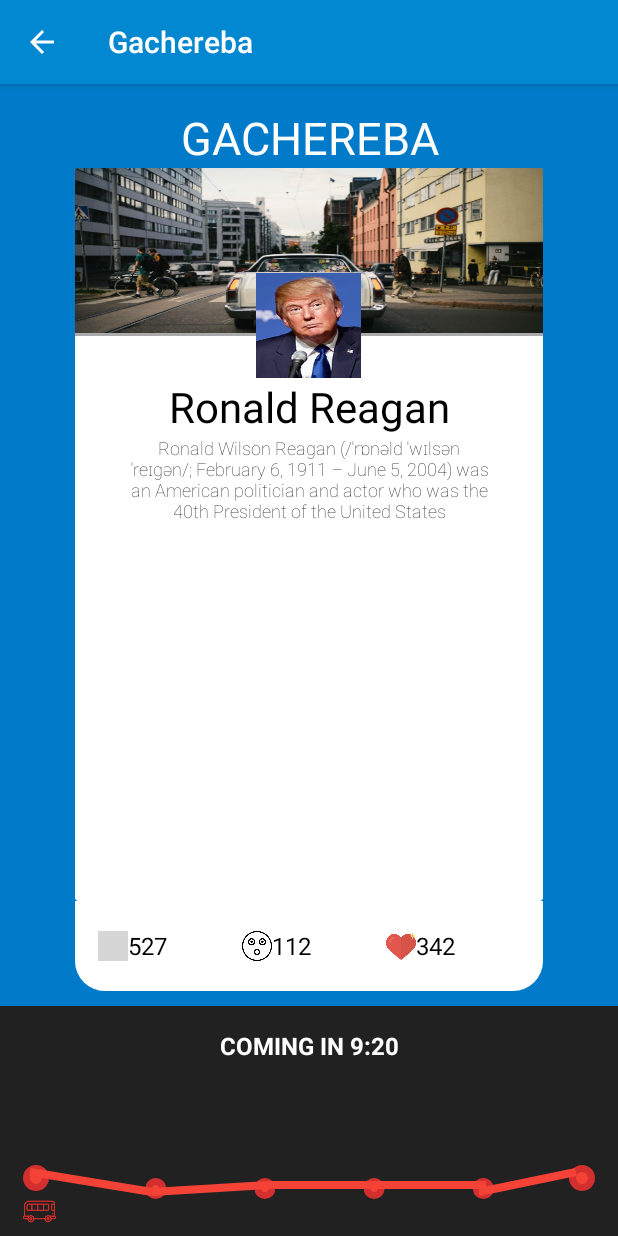
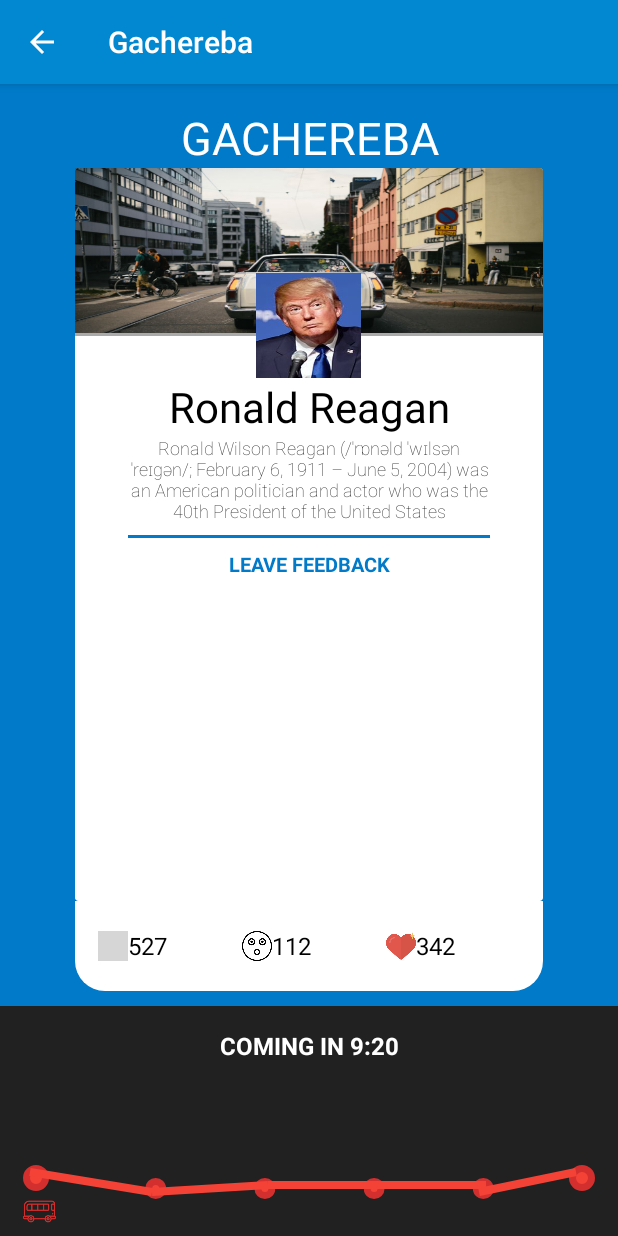
Before and after one commit to ashalva/hackjunction2016, an Android app: the screen it shows after launch (StoryActivity), after a tap on "122", on a phone screen of 412 x 824 dp. Run offline under Robolectric (Android 15) with nearby library versions, the phone set to English and light mode, and no system bars; our stand-ins replace CircleImageView; grey boxes are pictures that could not be loaded.

Commit message:
feadback added

```diff
--- a/BusJunctionChallenge/app/src/main/res/layout/activity_story_display.xml
+++ b/BusJunctionChallenge/app/src/main/res/layout/activity_story_display.xml
@@ -63,6 +63,27 @@
                 android:text="DescriptionDescriptionDescriptionDescriptionDescriptionDescription"
                 android:textAlignment="center"
                 />
+            <View
+                android:layout_width="match_parent"
+                android:layout_height="2dp"
+                android:id = "@+id/separator"
+                android:layout_marginTop="8dp"
+                android:layout_marginRight="35dp"
+                android:layout_marginLeft="35dp"
+                android:background="@color/hsl_blue"
+                android:layout_below="@+id/description"
+                />
+            <TextView
+                android:layout_width="match_parent"
+                android:layout_height="wrap_content"
+                android:text = "LEAVE FEEDBACK"
+                android:layout_marginTop="8dp"
+                android:layout_below="@+id/separator"
+                android:textStyle="bold"
+                android:textSize="13dp"
+                android:textColor="@color/hsl_blue"
+                android:gravity="center"
+                android:fontFamily="font_family_light"/>
 
         </RelativeLayout>
 
```
